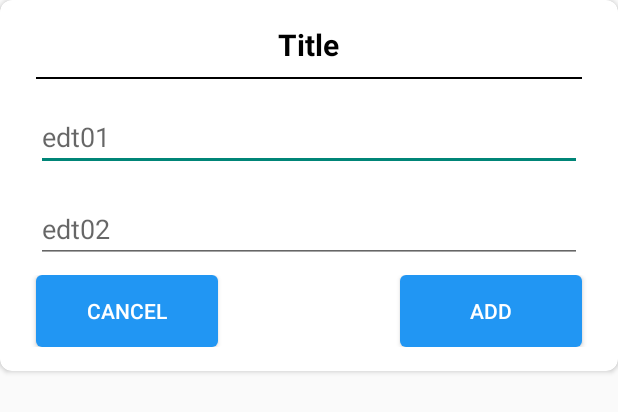
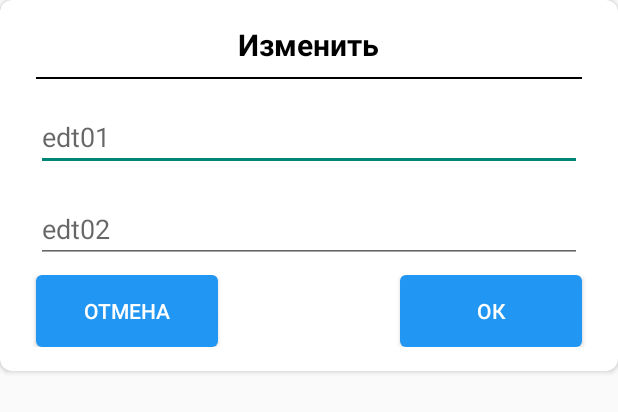
Before and after one commit to web-dev-rain/Student-Attendance, an Android app: the layout dialog.xml on its own in the app's theme, with its tools: preview values and no code run, on a phone screen of 412 x 824 dp. Shown: the top 412 px of the screen. Run offline under Robolectric (Android 15) with nearby library versions, the phone set to English and light mode, and no system bars.

Commit message:
change titles

```diff
--- a/app/src/main/java/com/example/attendanceapp/ClassAdapter.java
+++ b/app/src/main/java/com/example/attendanceapp/ClassAdapter.java
@@ -45,8 +45,8 @@ class ClassAdapter extends RecyclerView.Adapter<ClassAdapter.ClassViewHolder> {
 
         @Override
         public void onCreateContextMenu(ContextMenu menu, View v, ContextMenu.ContextMenuInfo contextMenuInfo) {
-            menu.add(getAdapterPosition(), 0, 0, "EDIT");
-            menu.add(getAdapterPosition(), 1, 0, "DELETE");
+            menu.add(getAdapterPosition(), 0, 0, "Изменить");
+            menu.add(getAdapterPosition(), 1, 0, "Удалить");
         }
     }
 
--- a/app/src/main/java/com/example/attendanceapp/MainActivity.java
+++ b/app/src/main/java/com/example/attendanceapp/MainActivity.java
@@ -75,7 +75,7 @@ public class MainActivity extends AppCompatActivity {
         ImageButton back = toolbar.findViewById(R.id.back);
         ImageButton save = toolbar.findViewById(R.id.save);
 
-        title.setText("Attendance App");
+        title.setText("Посещаемость групп");
         subtitle.setVisibility(View.GONE);
         back.setVisibility(View.INVISIBLE);
         save.setVisibility(View.INVISIBLE);
--- a/app/src/main/res/layout/class_item.xml
+++ b/app/src/main/res/layout/class_item.xml
@@ -22,7 +22,7 @@
             android:id="@+id/class_tv"
             android:layout_width="wrap_content"
             android:layout_height="wrap_content"
-            android:text="Class Name"
+            android:text="Группа №"
             android:textColor="#000000"
             android:textSize="20sp" />
 
@@ -30,7 +30,7 @@
             android:id="@+id/subject_tv"
             android:layout_width="wrap_content"
             android:layout_height="wrap_content"
-            android:text="Subject Name"
+            android:text="Дисциплина"
             android:textColor="#878787"
             android:textSize="15sp" />
     </LinearLayout>
--- a/app/src/main/res/layout/dialog.xml
+++ b/app/src/main/res/layout/dialog.xml
@@ -17,7 +17,7 @@
         android:id="@+id/titleDialog"
         android:layout_width="wrap_content"
         android:layout_height="wrap_content"
-        android:text="Title"
+        android:text="Изменить"
         android:textColor="#000000"
         android:textStyle="bold"
         android:textSize="20sp"
@@ -57,7 +57,7 @@
                 android:textColor="@color/normal"
                 android:layout_height="wrap_content"
                 android:background="@drawable/rounded_button_colored"
-                android:text="Cancel"
+                android:text="Отмена"
                 />
             <TextView
                 android:layout_width="0dp"
@@ -70,7 +70,7 @@
                 android:textColor="@color/normal"
                 android:layout_width="0dp"
                 android:layout_height="wrap_content"
-                android:text="Add"
+                android:text="Ок"
                 android:background="@drawable/rounded_button_colored"
                 />
         </LinearLayout>
--- a/app/src/main/res/menu/student_menu.xml
+++ b/app/src/main/res/menu/student_menu.xml
@@ -2,11 +2,11 @@
 <menu xmlns:android="http://schemas.android.com/apk/res/android">
     <item
         android:id="@+id/add_student"
-        android:title="ADD STUDENT"/>
+        android:title="Добавить студента"/>
     <item
         android:id="@+id/show_Calendar"
-        android:title="Change Date"/>
+        android:title="Изменить дату"/>
     <item
         android:id="@+id/show_attendance_sheet"
-        android:title="Attendance Sheet"/>
+        android:title="Открыть таблицу"/>
 </menu>
```
